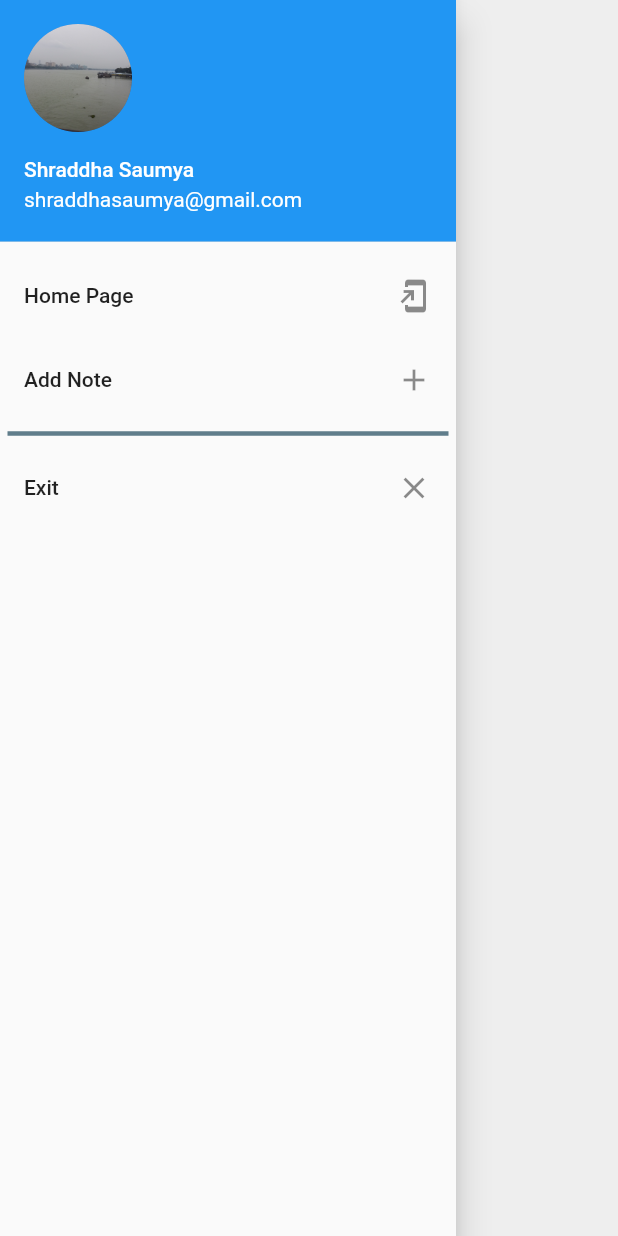
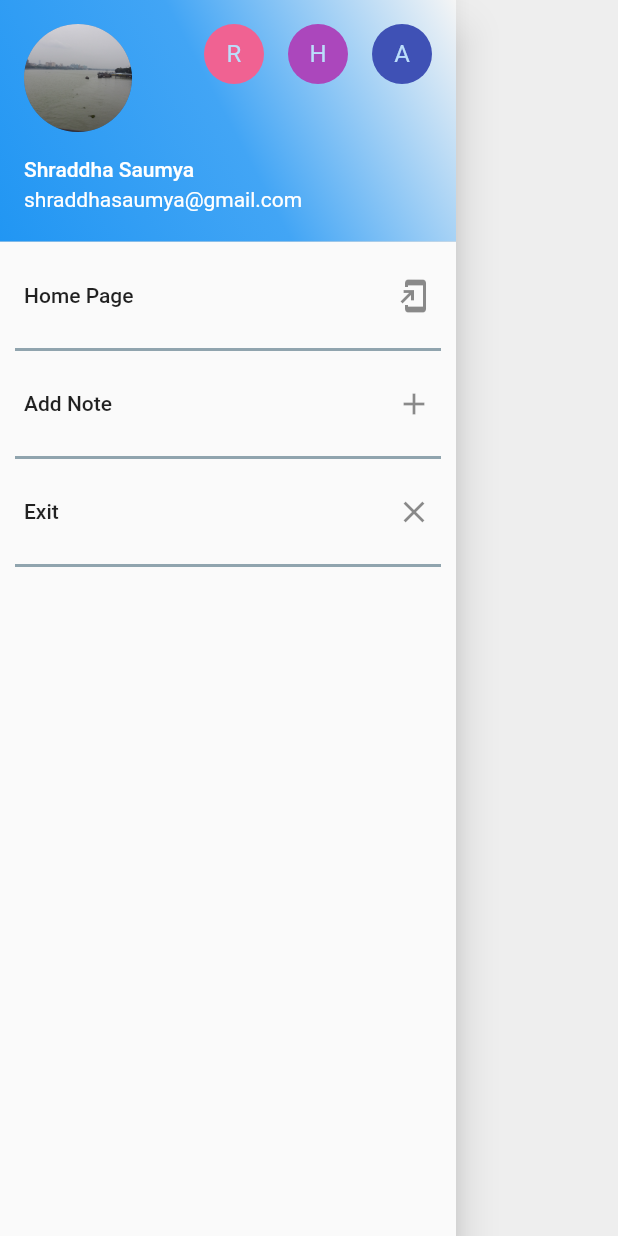
Before and after one commit to ShraddhaSaumya/Notes-App-sqflite, a Flutter app: the screen it shows after launch, with the side drawer open, on a phone screen of 412 x 824 dp. Run offline on Flutter 3.47's test engine with Material 2 defaults, Android fonts, the phone set to English and light mode, and no system bars; our stand-ins replace sqflite; accounts and stored records are empty.

Commit message:
UI changes commit

```diff
--- a/lib/Notess/NoteList.dart
+++ b/lib/Notess/NoteList.dart
@@ -14,7 +14,14 @@ choice choose = choice.grid;
 class _NoteListState extends State<NoteList> {
   @override
   Widget build(BuildContext context) {
+    var divider = Divider(
+                  color: Colors.blueGrey.shade300,
+                  thickness: 2,
+                  endIndent: 10,
+                  indent: 10,
+                );
         return Scaffold(
+          backgroundColor: Colors.white,
           appBar: AppBar(
             title: Text("Notes List"),
             actions: [
@@ -39,10 +46,25 @@ class _NoteListState extends State<NoteList> {
           ),
           drawerScrimColor: Colors.grey.shade200,
           drawer: Drawer(
-        elevation: 10,
+            elevation: 12,
             child: ListView(
               children: [
                 UserAccountsDrawerHeader(
+                  otherAccountsPictures: [
+                    CircleAvatar(child: Text("R"),backgroundColor: Colors.pink.shade300),
+                    CircleAvatar(child: Text("H"),backgroundColor: Colors.purple.shade400),
+                    CircleAvatar(child: Text("A"),backgroundColor: Colors.indigo),
+                  ],
+                  decoration: BoxDecoration(
+                  gradient: LinearGradient(
+                    begin: Alignment.bottomLeft,
+                    end: Alignment.topRight,
+                    colors: [
+                      Colors.blue.shade500,
+                      Colors.blue.shade400,
+                      Colors.grey.shade100,
+                    ],
+                )),
                   accountName: Text("Shraddha Saumya"),
                   accountEmail: Text("shraddhasaumya@gmail.com"),
                   currentAccountPicture: CircleAvatar(
@@ -55,6 +77,7 @@ class _NoteListState extends State<NoteList> {
                     onTap: () => Navigator.push(
                         context, MaterialPageRoute(builder: (context) => NoteList())),
                   ),
+          divider,
             ListTile(
               title: Text("Add Note"),
               trailing: Icon(Icons.add_outlined),
@@ -63,17 +86,13 @@ class _NoteListState extends State<NoteList> {
                   MaterialPageRoute(
                       builder: (context) => Notes(Mode.Adding, null))),
             ),
-            Divider(
-              color: Colors.blueGrey,
-              thickness: 3,
-              endIndent: 5,
-              indent: 5,
-            ),
+            divider,
             ListTile(
               title: Text("Exit"),
               trailing: Icon(Icons.clear),
               onTap: () => {exit(0)},
             ),
+            divider,
           ],
         ),
       ),
@@ -84,8 +103,7 @@ class _NoteListState extends State<NoteList> {
               final notes = snapshot.data;
               if (choose == choice.grid) {
                 return GridView.builder(
-                  gridDelegate: SliverGridDelegateWithFixedCrossAxisCount(
-                      crossAxisCount: 2),
+                  gridDelegate: SliverGridDelegateWithFixedCrossAxisCount(crossAxisCount: 2),
                   padding: EdgeInsets.only(left: 5, right: 5),
                   itemBuilder: (context, index) {
                     return GestureDetector(
@@ -98,11 +116,18 @@ class _NoteListState extends State<NoteList> {
                         setState(() {});
                       },
                       child: Card(
-                        elevation: 9,
+                        elevation: 12,
                         shadowColor: Colors.blue,
                         shape: RoundedRectangleBorder(
-                            borderRadius: BorderRadius.circular(10)),
-                        child: Padding(
+                            borderRadius: BorderRadius.circular(20)),
+                        child: Container(
+                          decoration: BoxDecoration(
+                            borderRadius: BorderRadius.circular(20),
+                            image: DecorationImage(image: AssetImage("assets/paper.jpg"),
+                              colorFilter:ColorFilter.mode(Colors.white, BlendMode.softLight),fit: BoxFit.cover)
+                          ),
+                          child:Stack( children: [
+                          Padding(
                             padding: const EdgeInsets.only(
                               right: 15, left: 20, top: 25, bottom: 25),
                             child: Column(
@@ -114,7 +139,8 @@ class _NoteListState extends State<NoteList> {
                                   ),
                                   _Notes(notes[index]["text"]),
                                 ]),
-                        ),
+                          ),]
+                        )  ,)
                       ),
                     );
                   },
@@ -123,7 +149,6 @@ class _NoteListState extends State<NoteList> {
               } else if (choose == choice.list) {
                 return GridView.builder(
                   gridDelegate: SliverGridDelegateWithFixedCrossAxisCount(crossAxisCount: 1,childAspectRatio: 3.5),
-
                   itemBuilder: (context, index) {
                     return GestureDetector(
                       onTap: () async {
@@ -135,11 +160,18 @@ class _NoteListState extends State<NoteList> {
                         setState(() {});
                       },
                       child: Card(
-                        elevation: 9,
+                        elevation: 12,
                         shadowColor: Colors.blue,
                         shape: RoundedRectangleBorder(
-                            borderRadius: BorderRadius.circular(10)),
-                        child: Padding(
+                            borderRadius: BorderRadius.circular(15)),
+                        child: Container(
+                          decoration: BoxDecoration(
+                            borderRadius: BorderRadius.circular(15),
+                            image: DecorationImage(image: AssetImage("assets/winter.jpg"),fit: BoxFit.cover,
+                              //colorFilter:ColorFilter.mode(Colors.white, BlendMode.softLight)
+                               )
+                          ),
+                          child:Stack( children: [ Padding(
                           padding: const EdgeInsets.only(
                               right: 15, left: 20, top: 25),
                           child: Column(
@@ -147,11 +179,12 @@ class _NoteListState extends State<NoteList> {
                               children: <Widget>[
                                 _Title(notes[index]["title"]),
                                 Container(
-                                  height: 5,
+                                  height: 10,
                                 ),
                                 _Notes(notes[index]["text"]),
                               ]),
                         ),
+                      ]))
                       ),
                     );
                   },
@@ -202,11 +235,11 @@ class _Notes extends StatelessWidget {
     return Text(
         _text,
         style: TextStyle(
-          color: Colors.grey.shade600,
+          color: Colors.grey.shade900,
+          fontSize: 16
         ),
         maxLines: choose == choice.grid ? 4 : 2,
-
-        overflow: TextOverflow.ellipsis,
+        overflow: choose == choice.grid ? TextOverflow.ellipsis : TextOverflow.fade,
     );
   }
 }
--- a/pubspec.yaml
+++ b/pubspec.yaml
@@ -47,8 +47,7 @@ flutter:
 
   # To add assets to your application, add an assets section, like this:
   assets:
-    - assets/download.jpg
-    - assets/pic.jpg
+    - assets/
 
   # An image asset can refer to one or more resolution-specific "variants", see
   # https://flutter.dev/assets-and-images/#resolution-aware.
```
Also changed, not shown: assets/download.jpg (deleted), assets/paper.jpg (added), assets/winter.jpg (added). Lines whose indentation alone changed are shown as unchanged.
